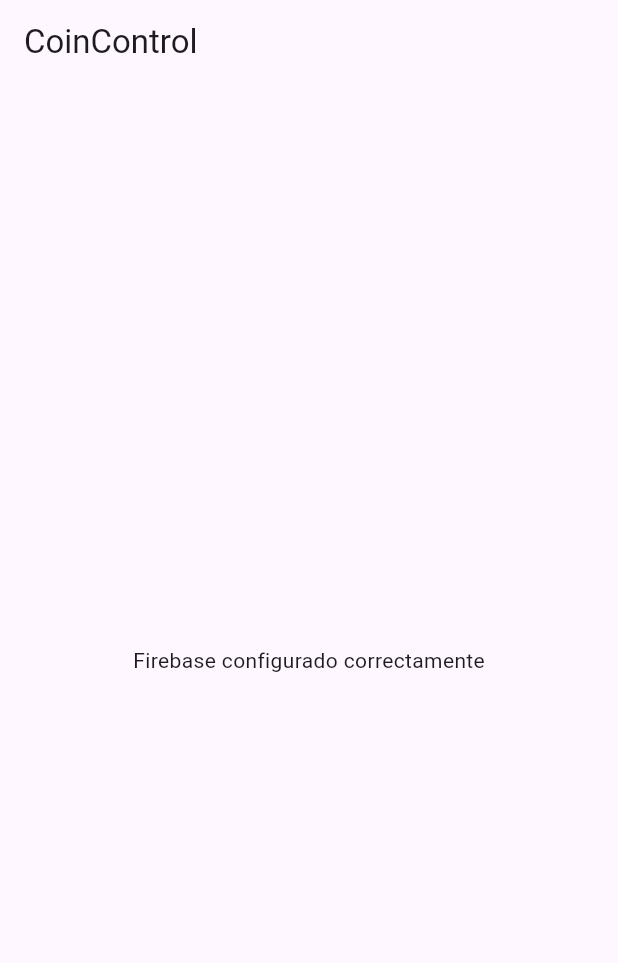
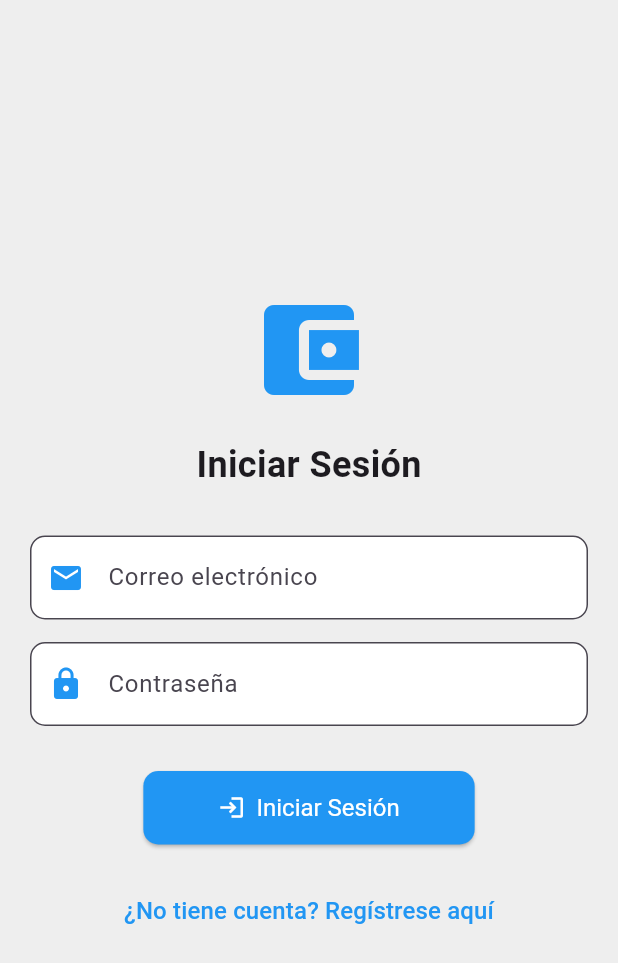
Before and after one commit to SrSebax/Coin-Control, a Flutter app: the screen it shows after launch, on a phone screen of 412 x 824 dp. Shown: the top 963 px of the screen. Run offline on Flutter 3.47's test engine with Material 3 defaults, Android fonts, the phone set to English and light mode, and no system bars; our stand-ins replace firebase_auth, firebase_core; accounts and stored records are empty; generated files the repository leaves out were written again.

Commit message:
Add main application structure with authentication and UI components

```diff
--- a/lib/main.dart
+++ b/lib/main.dart
@@ -1,6 +1,9 @@
+import 'package:firebase_auth/firebase_auth.dart';
+import 'package:flutter/material.dart';
 import 'package:firebase_core/firebase_core.dart';
 import 'firebase_options.dart';
-import 'package:flutter/material.dart';
+import 'screens/home_screen.dart';
+import 'screens/login_screen.dart';
 
 void main() async {
   WidgetsFlutterBinding.ensureInitialized();
@@ -14,9 +17,15 @@ class MyApp extends StatelessWidget {
   @override
   Widget build(BuildContext context) {
     return MaterialApp(
-      home: Scaffold(
-        appBar: AppBar(title: Text('CoinControl')),
-        body: Center(child: Text('Firebase configurado correctamente')),
+      debugShowCheckedModeBanner: false,
+      home: StreamBuilder<User?>(
+        stream: FirebaseAuth.instance.authStateChanges(),
+        builder: (context, snapshot) {
+          if (snapshot.hasData) {
+            return HomeScreen(); // Usuario autenticado
+          }
+          return LoginScreen(); // Usuario no autenticado
+        },
       ),
     );
   }
--- /dev/null
+++ b/lib/screens/login_screen.dart
@@ -0,0 +1,131 @@
+import 'package:flutter/material.dart';
+import 'package:firebase_auth/firebase_auth.dart';
+import 'home_screen.dart';
+import 'register_screen.dart';
+
+class LoginScreen extends StatefulWidget {
+  @override
+  _LoginScreenState createState() => _LoginScreenState();
+}
+
+class _LoginScreenState extends State<LoginScreen> {
+  final TextEditingController emailController = TextEditingController();
+  final TextEditingController passwordController = TextEditingController();
+  bool isLoading = false;
+
+  @override
+  void initState() {
+    super.initState();
+    _checkUserLoggedIn(); // Verifica si ya hay un usuario autenticado
+  }
+
+  void _checkUserLoggedIn() {
+  User? user = FirebaseAuth.instance.currentUser;
+  if (user != null && mounted) { // Verifica que el widget sigue montado
+    WidgetsBinding.instance.addPostFrameCallback((_) {
+      if (mounted) {
+        Navigator.pushReplacement(
+          context,
+          MaterialPageRoute(builder: (context) => HomeScreen()),
+        );
+      }
+    });
+  }
+}
+
+
+  Future<void> signIn() async {
+    setState(() => isLoading = true);
+    try {
+      await FirebaseAuth.instance.signInWithEmailAndPassword(
+        email: emailController.text.trim(),
+        password: passwordController.text.trim(),
+      );
+      Navigator.pushReplacement(
+        context,
+        MaterialPageRoute(builder: (context) => HomeScreen()),
+      );
+    } catch (e) {
+      ScaffoldMessenger.of(context).showSnackBar(
+        SnackBar(content: Text('Error: ${e.toString()}')),
+      );
+    } finally {
+      setState(() => isLoading = false);
+    }
+  }
+
+  @override
+  Widget build(BuildContext context) {
+    return Scaffold(
+      backgroundColor: Colors.grey[200],
+      body: Center(
+        child: Padding(
+          padding: EdgeInsets.all(20),
+          child: Column(
+            mainAxisAlignment: MainAxisAlignment.center,
+            crossAxisAlignment: CrossAxisAlignment.center,
+            children: [
+              Icon(Icons.account_balance_wallet, size: 80, color: Colors.blue),
+              SizedBox(height: 20),
+              Text(
+                'Iniciar Sesión',
+                style: TextStyle(fontSize: 24, fontWeight: FontWeight.bold),
+              ),
+              SizedBox(height: 30),
+              _buildTextField(emailController, 'Correo electrónico', Icons.email),
+              SizedBox(height: 15),
+              _buildTextField(passwordController, 'Contraseña', Icons.lock, obscureText: true),
+              SizedBox(height: 30),
+              ElevatedButton.icon(
+                onPressed: isLoading ? null : signIn,
+                icon: isLoading
+                    ? CircularProgressIndicator(color: Colors.white)
+                    : Icon(Icons.login, color: Colors.white),
+                label: Text('Iniciar Sesión'),
+                style: ElevatedButton.styleFrom(
+                  backgroundColor: Colors.blue,
+                  foregroundColor: Colors.white,
+                  padding: EdgeInsets.symmetric(horizontal: 50, vertical: 15),
+                  textStyle: TextStyle(fontSize: 16),
+                  shape: RoundedRectangleBorder(borderRadius: BorderRadius.circular(10)),
+                ),
+              ),
+              SizedBox(height: 20),
+              TextButton(
+                onPressed: () {
+                  Navigator.push(
+                    context,
+                    MaterialPageRoute(builder: (context) => RegisterScreen()),
+                  );
+                },
+                child: Text(
+                  "¿No tiene cuenta? Regístrese aquí",
+                  style: TextStyle(color: Colors.blue, fontSize: 16),
+                ),
+              ),
+            ],
+          ),
+        ),
+      ),
+    );
+  }
+
+  Widget _buildTextField(
+    TextEditingController controller,
+    String hintText,
+    IconData icon, {
+    bool obscureText = false,
+  }) {
+    return TextField(
+      controller: controller,
+      obscureText: obscureText,
+      decoration: InputDecoration(
+        prefixIcon: Icon(icon, color: Colors.blue),
+        hintText: hintText,
+        border: OutlineInputBorder(borderRadius: BorderRadius.circular(10)),
+        filled: true,
+        fillColor: Colors.white,
+      ),
+    );
+  }
+}
--- a/pubspec.yaml
+++ b/pubspec.yaml
@@ -59,6 +59,9 @@ flutter:
   # included with your application, so that you can use the icons in
   # the material Icons class.
   uses-material-design: true
+  assets:
+    - assets/
+
 
   # To add assets to your application, add an assets section, like this:
   # assets:
```
Also changed, not shown: lib/screens/home_screen.dart (added, +59 -0 lines), lib/screens/register_screen.dart (added, +104 -0 lines), lib/widgets/action_button_widget.dart (added, +23 -0 lines), lib/widgets/app_bar_widget.dart (added, +60 -0 lines), lib/widgets/card_widget.dart (added, +29 -0 lines), lib/widgets/transaction_item_widget.dart (added, +18 -0 lines), assets/coin-control.png (added).
